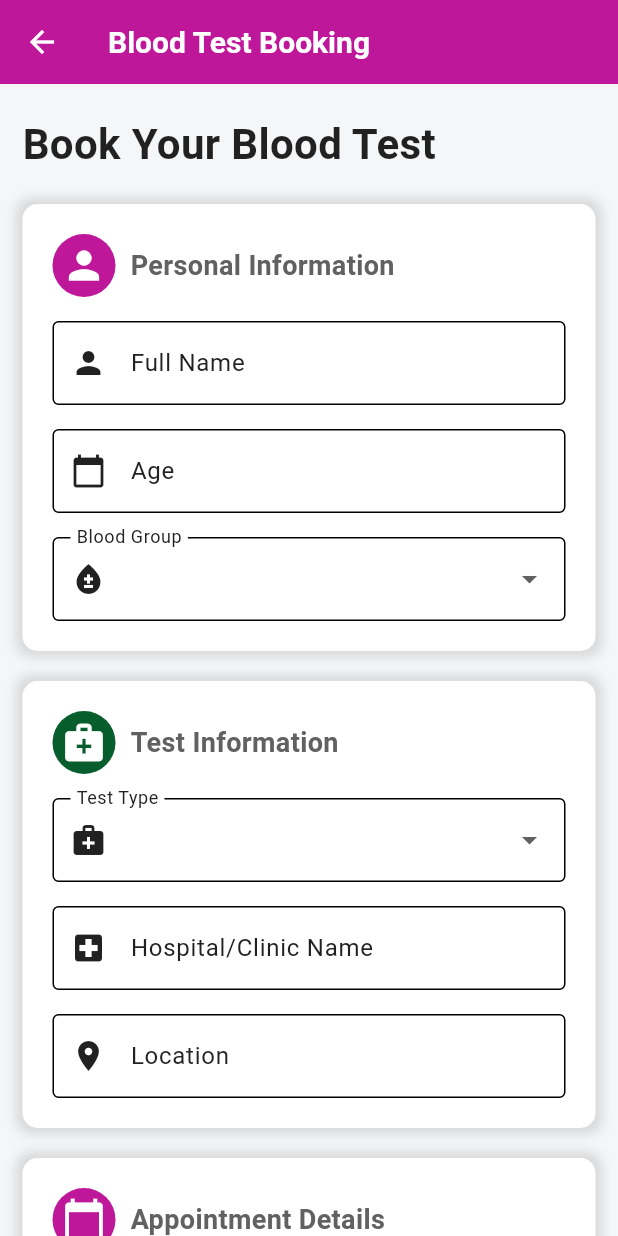
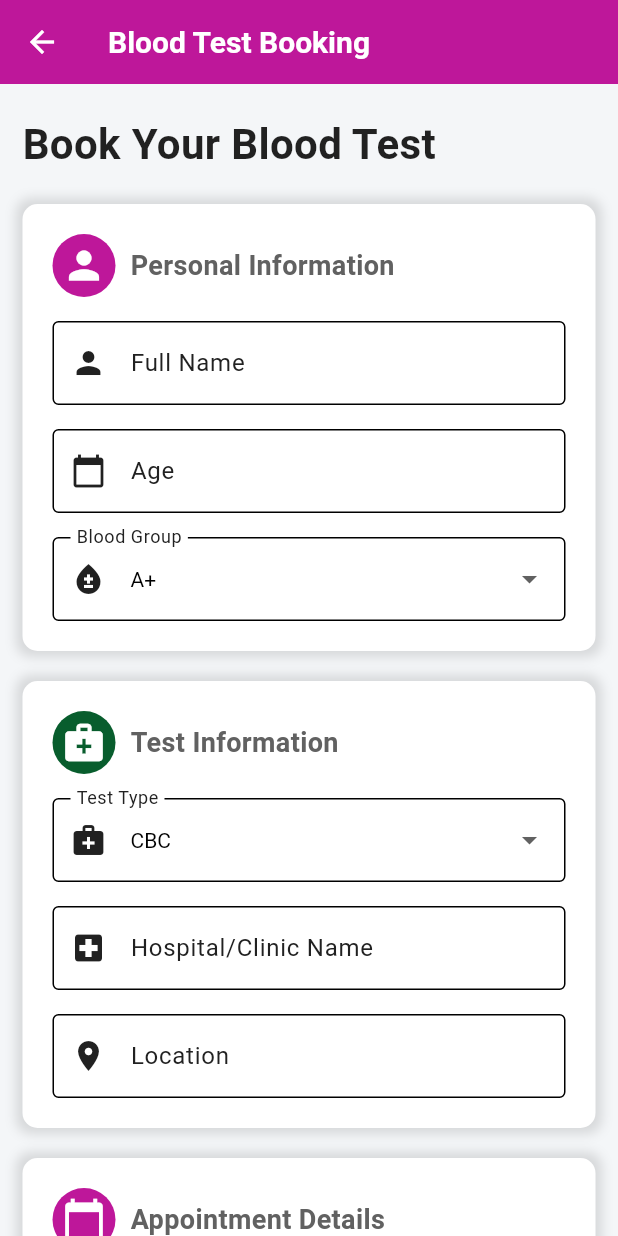
Before and after one commit to alekhakumarswain/Blood_Bond, a Flutter app: the screen it shows once a user with an empty profile is signed in, scrolled down 576 dp, after a tap on "Blood Testing", on a phone screen of 412 x 824 dp. Run offline on Flutter 3.47's test engine with Material 3 defaults, Android fonts, the phone set to English and light mode, and no system bars; our stand-ins replace firebase_auth, firebase_core, firebase_database, fl_chart, just_audio, pdf and 4 more; accounts and stored records are empty.

Commit message:
13-05-2025 00:34

```diff
--- a/lib/screen/BloodTestPage.dart
+++ b/lib/screen/BloodTestPage.dart
@@ -2,7 +2,7 @@
 import 'package:intl/intl.dart';
 import 'package:blood_bond/screen/Home.dart';
 import 'package:blood_bond/widgets/Navbar.dart';
-import 'package:blood_bond/screen/BloodDonateReceivePage.dart';
+import 'package:firebase_database/firebase_database.dart' show FirebaseDatabase;
 
 class BloodTestPage extends StatefulWidget {
   @override
@@ -20,6 +20,169 @@
   DateTime? _selectedDate;
   TimeOfDay? _selectedTime;
   bool _isLoading = false;
+  String _userPhone = '+918018226416'; // Default mobile number
+  late FirebaseDatabase _database;
+  List<Map<dynamic, dynamic>> _bookingHistory = [];
+
+  @override
+  void initState() {
+    super.initState();
+    _database = FirebaseDatabase.instance;
+    _fetchBookingHistory();
+  }
+
+  String getSafePath(String? phone) {
+    if (phone == null) return '';
+    return phone.replaceAll(RegExp(r'[.#$/[\]]'), '_');
+  }
+
+  Future<void> _fetchBookingHistory() async {
+    try {
+      final safePhone = getSafePath(_userPhone);
+      final snapshot = await _database
+          .ref()
+          .child('users/$safePhone/bloodTestHistory')
+          .get();
+      if (snapshot.exists) {
+        final history = snapshot.value as Map<dynamic, dynamic>;
+        final List<Map<dynamic, dynamic>> historyList = [];
+        history.forEach((key, value) {
+          final booking = Map<dynamic, dynamic>.from(value);
+          booking['bookingId'] = key;
+          historyList.add(booking);
+        });
+        // Sort by timestamp (newest first)
+        historyList.sort((a, b) => b['timestamp'].compareTo(a['timestamp']));
+        setState(() {
+          _bookingHistory = historyList;
+        });
+      }
+    } catch (e) {
+      ScaffoldMessenger.of(context).showSnackBar(
+        SnackBar(content: Text('Failed to fetch booking history')),
+      );
+    }
+  }
+
+  Future<void> _submitBloodTestBooking() async {
+    if (_formKey.currentState!.validate()) {
+      if (_selectedDate == null || _selectedTime == null) {
+        ScaffoldMessenger.of(context).showSnackBar(
+          SnackBar(content: Text('Please select both date and time')),
+        );
+        return;
+      }
+
+      final appointmentDateTime = DateTime(
+        _selectedDate!.year,
+        _selectedDate!.month,
+        _selectedDate!.day,
+        _selectedTime!.hour,
+        _selectedTime!.minute,
+      );
+
+      if (appointmentDateTime.isBefore(DateTime.now())) {
+        ScaffoldMessenger.of(context).showSnackBar(
+          SnackBar(content: Text('Please select a future date and time')),
+        );
+        return;
+      }
+
+      setState(() => _isLoading = true);
+      try {
+        final safePhone = getSafePath(_userPhone);
+        final bookingData = {
+          'name': _name,
+          'age': _age,
+          'bloodGroup': _bloodGroup,
+          'testType': _testType,
+          'agencyName': _agencyName,
+          'location': _location,
+          'appointmentDateTime': appointmentDateTime.toIso8601String(),
+          'timestamp': DateTime.now().toIso8601String(),
+          'userPhone': _userPhone,
+        };
+
+        final summaryData = {
+          'name': _name,
+          'bloodGroup': _bloodGroup,
+          'testType': _testType,
+          'agencyName': _agencyName,
+          'location': _location,
+          'lastBookingDate': DateTime.now().toIso8601String(),
+        };
+
+        // Store in bloodTestBookings
+        await _database
+            .ref()
+            .child('bloodTestBookings/bookings')
+            .push()
+            .set(bookingData);
+        await _database
+            .ref()
+            .child('bloodTestBookings/summary')
+            .set(summaryData);
+
+        // Store in user's history
+        await _database
+            .ref()
+            .child('users/$safePhone/bloodTestHistory')
+            .push()
+            .set(bookingData);
+
+        // Refresh booking history
+        await _fetchBookingHistory();
+
+        setState(() => _isLoading = false);
+        showDialog(
+          context: context,
+          builder: (context) => AlertDialog(
+            title: Text('Appointment Booked!'),
+            content: Column(
+              mainAxisSize: MainAxisSize.min,
+              children: [
+                Icon(Icons.check_circle, color: Colors.green, size: 60),
+                SizedBox(height: 20),
+                Text(
+                  'Your blood test has been scheduled successfully\n'
+                  'Name: $_name\n'
+                  'Age: $_age\n'
+                  'Blood Group: $_bloodGroup\n'
+                  'Test Type: $_testType\n'
+                  'Hospital: $_agencyName\n'
+                  'Location: $_location',
+                  textAlign: TextAlign.center,
+                ),
+              ],
+            ),
+            actions: [
+              TextButton(
+                onPressed: () {
+                  Navigator.of(context).pop();
+                  Navigator.pushReplacement(
+                    context,
+                    MaterialPageRoute(builder: (context) => HomeScreen()),
+                  );
+                },
+                child: Text('OK'),
+              ),
+            ],
+          ),
+        );
+      } catch (e) {
+        setState(() => _isLoading = false);
+        String errorMessage = 'Failed to book appointment';
+        if (e.toString().contains('PERMISSION_DENIED')) {
+          errorMessage = 'Permission denied. Check database rules.';
+        } else if (e.toString().contains('network')) {
+          errorMessage = 'Network error. Please check your connection.';
+        }
+        ScaffoldMessenger.of(context).showSnackBar(
+          SnackBar(content: Text(errorMessage)),
+        );
+      }
+    }
+  }
 
   @override
   Widget build(BuildContext context) {
@@ -63,7 +226,7 @@
                         SizedBox(height: 30),
                         _buildSubmitCard(context),
                         SizedBox(height: 20),
-                        _buildNavigateToDonateReceiveButton(context),
+                        _buildBookingHistorySection(),
                       ],
                     ),
                   ),
@@ -73,20 +236,11 @@
     );
   }
 
-  // New method to build the navigation button
-  Widget _buildNavigateToDonateReceiveButton(BuildContext context) {
-    return InkWell(
-      onTap: () {
-        // Navigate to BloodDonateReceivePage
-        Navigator.push(
-          context,
-          MaterialPageRoute(builder: (context) => BloodDonateReceivePage()),
-        );
-      },
-      child: Container(
+  Widget _buildBookingHistorySection() {
+    return Container(
       padding: EdgeInsets.all(20),
       decoration: BoxDecoration(
-          color: Colors.redAccent,
+        color: Colors.white,
         borderRadius: BorderRadius.circular(10),
         boxShadow: [
           BoxShadow(
@@ -96,41 +250,51 @@
           ),
         ],
       ),
-        child: Row(
+      child: Column(
+        crossAxisAlignment: CrossAxisAlignment.start,
+        children: [
+          Row(
             children: [
               Container(
                 padding: EdgeInsets.all(6),
                 decoration: BoxDecoration(
-                color: Colors.white,
+                  color: Color(0xFFBE179A),
                   shape: BoxShape.circle,
                 ),
-              child: Icon(Icons.volunteer_activism,
-                  color: Colors.redAccent, size: 30),
+                child: Icon(Icons.history, color: Colors.white, size: 30),
               ),
               SizedBox(width: 10),
-            Column(
-              crossAxisAlignment: CrossAxisAlignment.start,
-              children: [
               Text(
-                  'Donate or Receive Blood',
-                  style: TextStyle(
-                    fontSize: 18,
-                    color: Colors.white,
-                    fontWeight: FontWeight.w500,
-                  ),
-                ),
-                SizedBox(height: 5),
-                Text(
-                  'Access blood donation and request services',
-                  style: TextStyle(
-                    color: Colors.white,
-                    fontSize: 14,
-                  ),
+                'Booking History',
+                style: TextStyle(fontSize: 18, fontWeight: FontWeight.bold),
               ),
             ],
           ),
+          SizedBox(height: 16),
+          _bookingHistory.isEmpty
+              ? Text('No bookings found.')
+              : ListView.builder(
+                  shrinkWrap: true,
+                  physics: NeverScrollableScrollPhysics(),
+                  itemCount: _bookingHistory.length,
+                  itemBuilder: (context, index) {
+                    final booking = _bookingHistory[index];
+                    return Card(
+                      margin: EdgeInsets.symmetric(vertical: 8),
+                      child: ListTile(
+                        title: Text(booking['name'] ?? 'Unknown'),
+                        subtitle: Text(
+                          'Test Type: ${booking['testType'] ?? 'N/A'}\n'
+                          'Blood Group: ${booking['bloodGroup'] ?? 'N/A'}\n'
+                          'Hospital: ${booking['agencyName'] ?? 'N/A'}\n'
+                          'Location: ${booking['location'] ?? 'N/A'}\n'
+                          'Date: ${booking['appointmentDateTime'] != null ? DateFormat('dd MMM yyyy HH:mm').format(DateTime.parse(booking['appointmentDateTime'])) : 'N/A'}',
+                        ),
+                      ),
+                    );
+                  },
+                ),
         ],
-        ),
       ),
     );
   }
@@ -176,6 +340,7 @@
               border: OutlineInputBorder(),
               prefixIcon: Icon(Icons.person),
             ),
+            style: TextStyle(color: Colors.black),
             validator: (value) =>
                 value!.isEmpty ? 'Please enter your name' : null,
             onChanged: (value) => _name = value,
@@ -187,6 +352,7 @@
               border: OutlineInputBorder(),
               prefixIcon: Icon(Icons.calendar_today),
             ),
+            style: TextStyle(color: Colors.black),
             keyboardType: TextInputType.number,
             validator: (value) {
               if (value!.isEmpty) return 'Please enter your age';
@@ -204,10 +370,17 @@
               border: OutlineInputBorder(),
               prefixIcon: Icon(Icons.bloodtype),
             ),
+            dropdownColor:
+                Colors.grey[200], // Background color of dropdown menu
+            style: TextStyle(color: Colors.black), // Selected item text color
             items: ['A+', 'A-', 'B+', 'B-', 'O+', 'O-', 'AB+', 'AB-']
                 .map((group) => DropdownMenuItem(
                       value: group,
-                      child: Text(group),
+                      child: Text(
+                        group,
+                        style: TextStyle(
+                            color: Colors.black), // Dropdown item text color
+                      ),
                     ))
                 .toList(),
             onChanged: (value) => setState(() => _bloodGroup = value!),
@@ -260,6 +433,9 @@
               border: OutlineInputBorder(),
               prefixIcon: Icon(Icons.medical_services),
             ),
+            dropdownColor:
+                Colors.grey[200], // Background color of dropdown menu
+            style: TextStyle(color: Colors.black), // Selected item text color
             items: [
               'CBC',
               'Blood Sugar',
@@ -269,7 +445,11 @@
             ]
                 .map((test) => DropdownMenuItem(
                       value: test,
-                      child: Text(test),
+                      child: Text(
+                        test,
+                        style: TextStyle(
+                            color: Colors.black), // Dropdown item text color
+                      ),
                     ))
                 .toList(),
             onChanged: (value) => setState(() => _testType = value!),
@@ -281,6 +461,7 @@
               border: OutlineInputBorder(),
               prefixIcon: Icon(Icons.local_hospital),
             ),
+            style: TextStyle(color: Colors.black),
             validator: (value) =>
                 value!.isEmpty ? 'Please enter hospital name' : null,
             onChanged: (value) => _agencyName = value,
@@ -292,6 +473,7 @@
               border: OutlineInputBorder(),
               prefixIcon: Icon(Icons.location_on),
             ),
+            style: TextStyle(color: Colors.black),
             validator: (value) =>
                 value!.isEmpty ? 'Please enter location' : null,
             onChanged: (value) => _location = value,
@@ -377,72 +559,7 @@
 
   Widget _buildSubmitCard(BuildContext context) {
     return InkWell(
-      onTap: () {
-        if (_formKey.currentState!.validate()) {
-          if (_selectedDate == null || _selectedTime == null) {
-            ScaffoldMessenger.of(context).showSnackBar(
-              SnackBar(content: Text('Please select both date and time')),
-            );
-            return;
-          }
-
-          final appointmentDateTime = DateTime(
-            _selectedDate!.year,
-            _selectedDate!.month,
-            _selectedDate!.day,
-            _selectedTime!.hour,
-            _selectedTime!.minute,
-          );
-
-          if (appointmentDateTime.isBefore(DateTime.now())) {
-            ScaffoldMessenger.of(context).showSnackBar(
-              SnackBar(content: Text('Please select a future date and time')),
-            );
-            return;
-          }
-
-          setState(() => _isLoading = true);
-
-          Future.delayed(Duration(seconds: 2), () {
-            setState(() => _isLoading = false);
-            showDialog(
-              context: context,
-              builder: (context) => AlertDialog(
-                title: Text('Appointment Booked!'),
-                content: Column(
-                  mainAxisSize: MainAxisSize.min,
-                  children: [
-                    Icon(Icons.check_circle, color: Colors.green, size: 60),
-                    SizedBox(height: 20),
-                    Text(
-                      'Your blood test has been scheduled successfully\n'
-                      'Name: $_name\n'
-                      'Age: $_age\n'
-                      'Blood Group: $_bloodGroup\n'
-                      'Test Type: $_testType\n'
-                      'Hospital: $_agencyName\n'
-                      'Location: $_location',
-                      textAlign: TextAlign.center,
-                    ),
-                  ],
-                ),
-                actions: [
-                  TextButton(
-                    onPressed: () {
-                      Navigator.of(context).pop();
-                      Navigator.pushReplacement(
-                        context,
-                        MaterialPageRoute(builder: (context) => HomeScreen()),
-                      );
-                    },
-                    child: Text('OK'),
-                  ),
-                ],
-              ),
-            );
-          });
-        }
-      },
+      onTap: _submitBloodTestBooking,
       child: Container(
         padding: EdgeInsets.all(20),
         decoration: BoxDecoration(
```
Lines whose indentation alone changed are shown as unchanged.
